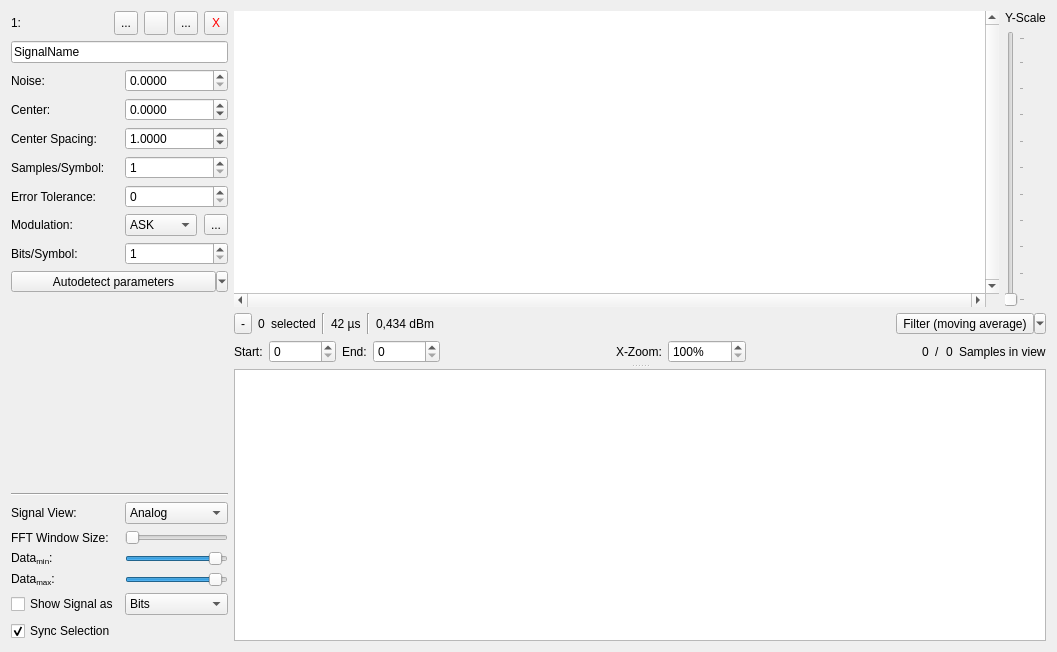
First picture: the form in data/ui/signal_frame.ui, repository jopohl/urh, before the edit.
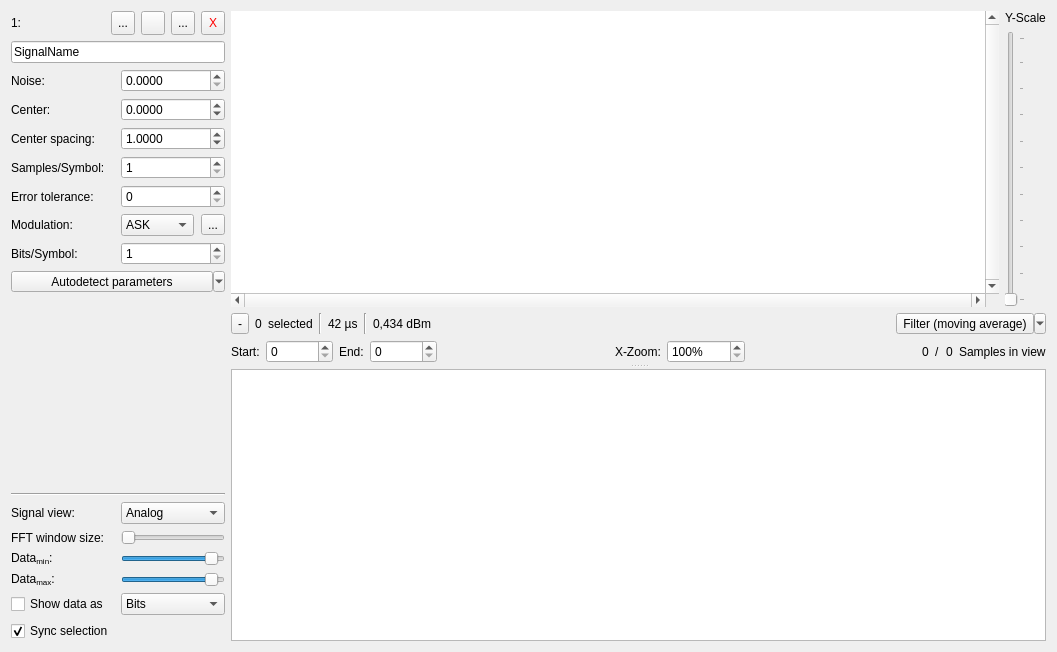
Second picture: the form after the edit. Icons and pictures are not drawn. Custom widgets are drawn as their Qt base class.

Commit message: Add I/Q view (#1007)

The edit to the form file:
```diff
--- a/data/ui/signal_frame.ui
+++ b/data/ui/signal_frame.ui
@@ -84,7 +84,7 @@
         </font>
        </property>
        <property name="text">
-        <string>Signal View:</string>
+        <string>Signal view:</string>
        </property>
       </widget>
      </item>
@@ -282,7 +282,7 @@
         <string>&lt;html&gt;&lt;head/&gt;&lt;body&gt;&lt;p&gt;For &lt;span style=&quot; font-weight:600;&quot;&gt;higher order&lt;/span&gt; modulations (&amp;gt; 1 Bits/Symbol), there are &lt;span style=&quot; font-weight:600;&quot;&gt;multiple&lt;/span&gt; centers. We assume that the &lt;span style=&quot; font-weight:600;&quot;&gt;spacing&lt;/span&gt; between all possible symbols is &lt;span style=&quot; font-weight:600;&quot;&gt;constant&lt;/span&gt;. Therefore you configure the spacing between centers.&lt;/p&gt;&lt;/body&gt;&lt;/html&gt;</string>
        </property>
        <property name="text">
-        <string>Center Spacing:</string>
+        <string>Center spacing:</string>
        </property>
       </widget>
      </item>
@@ -351,7 +351,7 @@
         <string>&lt;html&gt;&lt;head/&gt;&lt;body&gt;&lt;p&gt;This is the error tolerance for determining the &lt;span style=&quot; font-weight:600;&quot;&gt;pulse lengths&lt;/span&gt; in the demodulated signal.&lt;/p&gt;&lt;p&gt;&lt;span style=&quot; font-weight:400; font-style:italic;&quot;&gt;Example:&lt;/span&gt; Say, we are reading a ones pulse and the tolerance value was set to 5. Then 5 errors (which must follow sequentially) are accepted.&lt;/p&gt;&lt;p&gt;Tune this value if you have &lt;span style=&quot; font-weight:600;&quot;&gt;spiky data&lt;/span&gt; after demodulation.&lt;/p&gt;&lt;/body&gt;&lt;/html&gt;</string>
        </property>
        <property name="text">
-        <string>Error Tolerance:</string>
+        <string>Error tolerance:</string>
        </property>
       </widget>
      </item>
@@ -545,7 +545,7 @@
         <string>If this is set to true, your selected protocol bits will show up in the signal view, and vice versa.</string>
        </property>
        <property name="text">
-        <string>Sync Selection</string>
+        <string>Sync selection</string>
        </property>
        <property name="checked">
         <bool>true</bool>
@@ -574,7 +574,7 @@
 If you want your protocol to be better separated, edit the PauseLen using right-click menu from a selection in SignalView or ProtocolView.</string>
        </property>
        <property name="text">
-        <string>Show Signal as</string>
+        <string>Show data as</string>
        </property>
       </widget>
      </item>
@@ -660,7 +660,7 @@
      <item row="20" column="0">
       <widget class="QLabel" name="labelFFTWindowSize">
        <property name="text">
-        <string>FFT Window Size:</string>
+        <string>FFT window size:</string>
        </property>
       </widget>
      </item>
```
Left out of the diff: 7 changed lines with no effect on the pictures. The commit also changes 6 other files.
